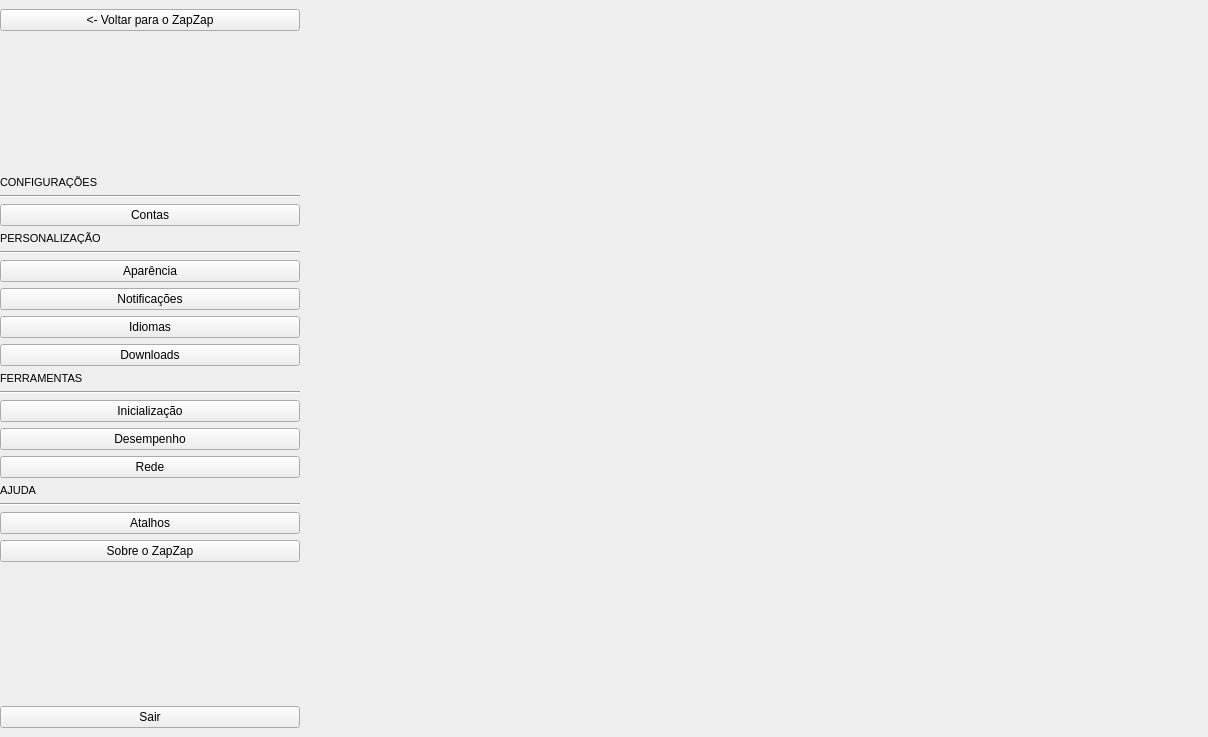
Qt form zapzap/ui/ui_settings.ui (rafatosta/zapzap) before a commit.
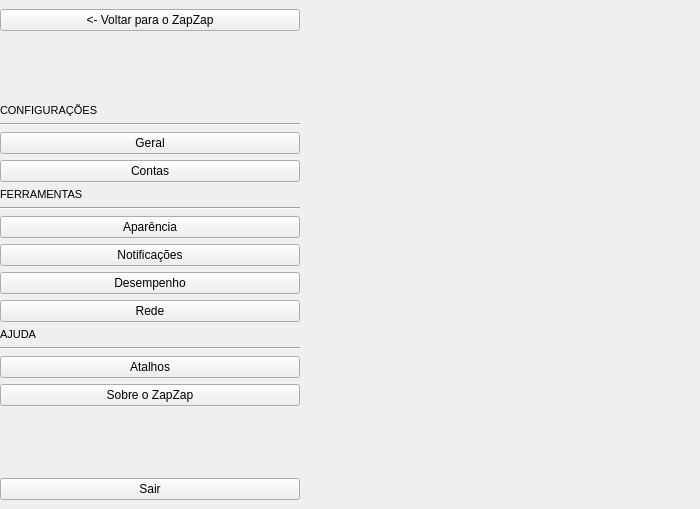
The same form after that commit.

Diff of the .ui file:
```diff
--- a/zapzap/ui/ui_settings.ui
+++ b/zapzap/ui/ui_settings.ui
@@ -6,8 +6,8 @@
    <rect>
     <x>0</x>
     <y>0</y>
-    <width>1208</width>
-    <height>737</height>
+    <width>700</width>
+    <height>509</height>
    </rect>
   </property>
   <property name="windowTitle">
@@ -119,6 +119,13 @@
            </property>
           </widget>
          </item>
+         <item>
+          <widget class="QPushButton" name="btn_page_general">
+           <property name="text">
+            <string>Geral</string>
+           </property>
+          </widget>
+         </item>
          <item>
           <widget class="QPushButton" name="btn_account">
            <property name="text">
@@ -133,14 +140,14 @@
           </widget>
          </item>
          <item>
-          <widget class="QLabel" name="label_2">
+          <widget class="QLabel" name="label_3">
            <property name="font">
             <font>
              <pointsize>8</pointsize>
             </font>
            </property>
            <property name="text">
-            <string>PERSONALIZAÇÃO</string>
+            <string>FERRAMENTAS</string>
            </property>
           </widget>
          </item>
@@ -165,46 +172,6 @@
            </property>
           </widget>
          </item>
-         <item>
-          <widget class="QPushButton" name="pushButton_7">
-           <property name="text">
-            <string>Idiomas</string>
-           </property>
-          </widget>
-         </item>
-         <item>
-          <widget class="QPushButton" name="pushButton_8">
-           <property name="text">
-            <string>Downloads</string>
-           </property>
-          </widget>
-         </item>
-         <item>
-          <widget class="QLabel" name="label_3">
-           <property name="font">
-            <font>
-             <pointsize>8</pointsize>
-            </font>
-           </property>
-           <property name="text">
-            <string>FERRAMENTAS</string>
-           </property>
-          </widget>
-         </item>
-         <item>
-          <widget class="Line" name="line_2">
-           <property name="orientation">
-            <enum>Qt::Orientation::Horizontal</enum>
-           </property>
-          </widget>
-         </item>
-         <item>
-          <widget class="QPushButton" name="pushButton_6">
-           <property name="text">
-            <string>Inicialização</string>
-           </property>
-          </widget>
-         </item>
          <item>
           <widget class="QPushButton" name="pushButton_2">
            <property name="text">
```
Left out of the diff: 3 changed lines with no effect on the pictures.
